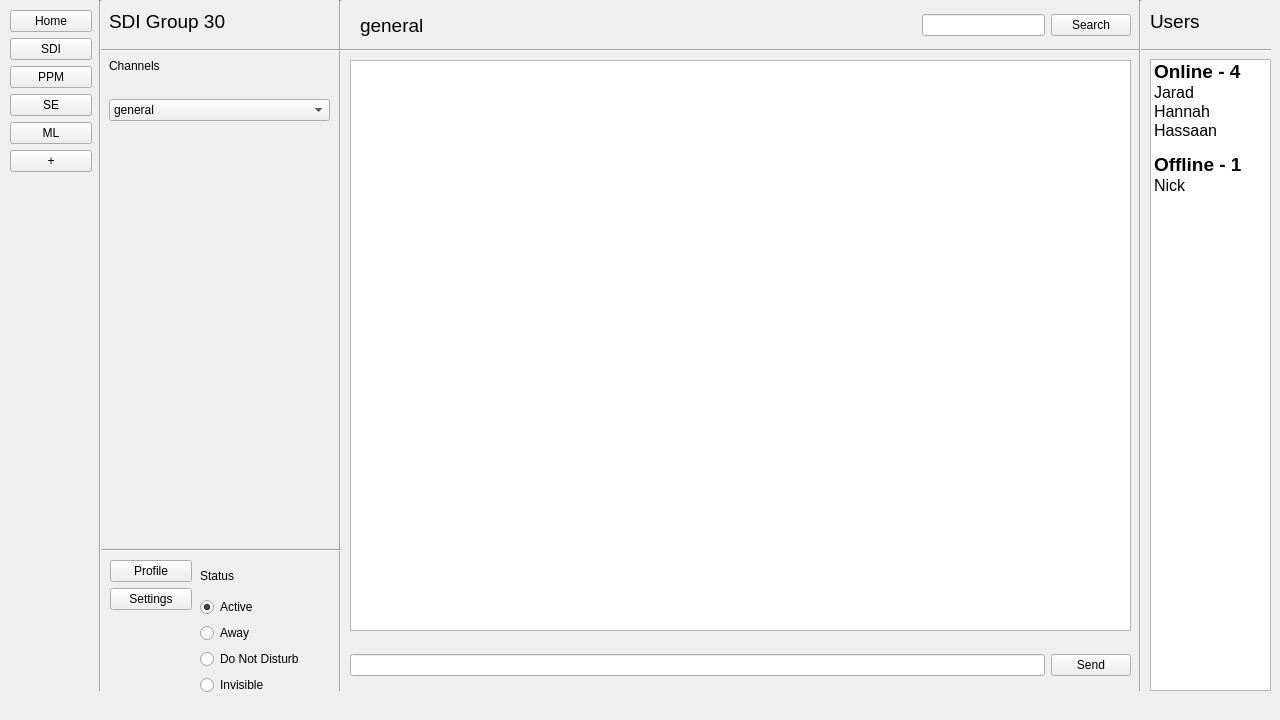
Before: the Qt Designer form Project Implementation/Messaging App Codebase/forms/mainwindow.ui in Hannah-Ashna/Messaging-Application, drawn with Qt 5.
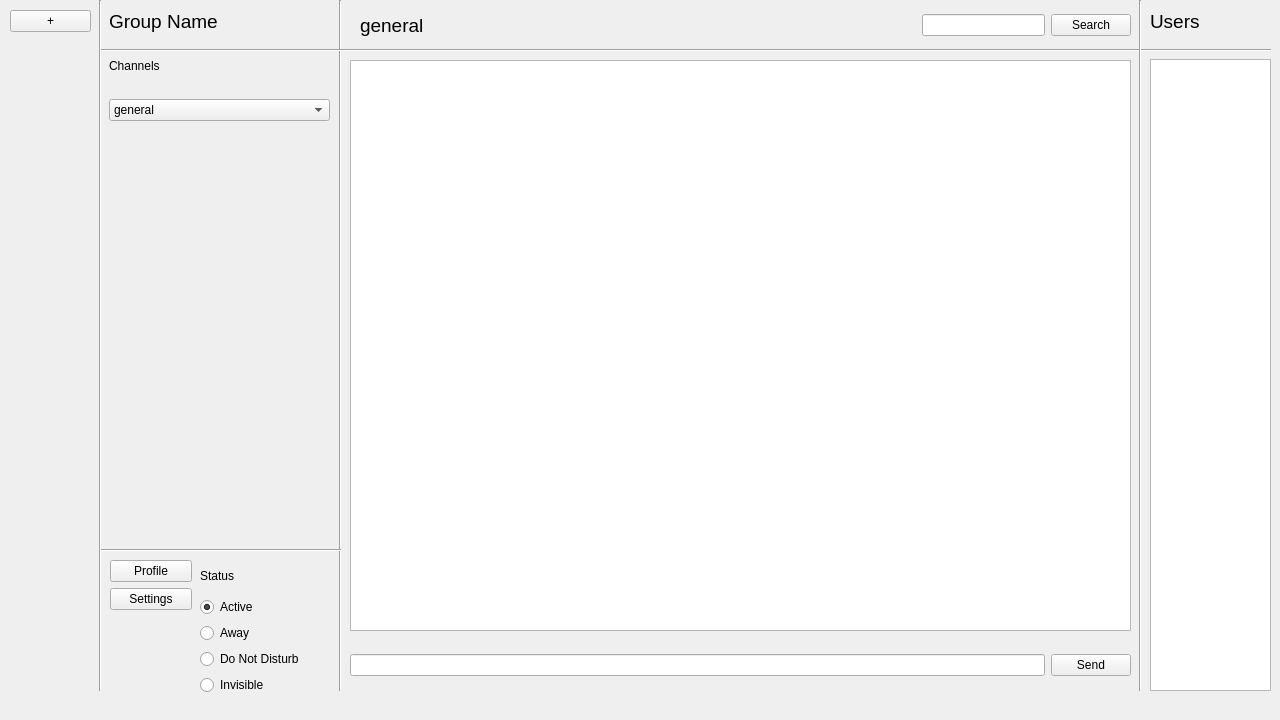
After: the same form once the commit is applied. The open tabs and pages were chosen to show the change.

Commit message: Updated Main Page UI

The edit to the form file:
```diff
--- a/Project Implementation/Messaging App Codebase/forms/mainwindow.ui
+++ b/Project Implementation/Messaging App Codebase/forms/mainwindow.ui
@@ -291,7 +291,7 @@
           </font>
          </property>
          <property name="text">
-          <string>SDI Group 30</string>
+          <string>Group Name</string>
          </property>
         </widget>
        </item>
@@ -614,75 +614,6 @@
            <pointsize>8</pointsize>
           </font>
          </property>
-         <item>
-          <property name="text">
-           <string>Online - 4</string>
-          </property>
-          <property name="font">
-           <font>
-            <pointsize>14</pointsize>
-            <weight>75</weight>
-            <bold>true</bold>
-           </font>
-          </property>
-         </item>
-         <item>
-          <property name="text">
-           <string>Jarad</string>
-          </property>
-          <property name="font">
-           <font>
-            <pointsize>12</pointsize>
-           </font>
-          </property>
-         </item>
-         <item>
-          <property name="text">
-           <string>Hannah</string>
-          </property>
-          <property name="font">
-           <font>
-            <pointsize>12</pointsize>
-           </font>
-          </property>
-         </item>
-         <item>
-          <property name="text">
-           <string>Hassaan</string>
-          </property>
-          <property name="font">
-           <font>
-            <pointsize>12</pointsize>
-           </font>
-          </property>
-         </item>
-         <item>
-          <property name="text">
-           <string/>
-          </property>
-         </item>
-         <item>
-          <property name="text">
-           <string>Offline - 1</string>
-          </property>
-          <property name="font">
-           <font>
-            <pointsize>14</pointsize>
-            <weight>75</weight>
-            <bold>true</bold>
-           </font>
-          </property>
-         </item>
-         <item>
-          <property name="text">
-           <string>Nick</string>
-          </property>
-          <property name="font">
-           <font>
-            <pointsize>12</pointsize>
-           </font>
-          </property>
-         </item>
         </widget>
        </item>
       </layout>
@@ -705,46 +636,11 @@
        <rect>
         <x>10</x>
         <y>10</y>
-        <width>82</width>
+        <width>81</width>
         <height>681</height>
        </rect>
       </property>
       <layout class="QVBoxLayout" name="verticalLayout">
-       <item>
-        <widget class="QPushButton" name="homeButton">
-         <property name="text">
-          <string>Home</string>
-         </property>
-        </widget>
-       </item>
-       <item>
-        <widget class="QPushButton" name="groupButton1">
-         <property name="text">
-          <string>SDI</string>
-         </property>
-        </widget>
-       </item>
-       <item>
-        <widget class="QPushButton" name="groupButton2">
-         <property name="text">
-          <string>PPM</string>
-         </property>
-        </widget>
-       </item>
-       <item>
-        <widget class="QPushButton" name="groupButton3">
-         <property name="text">
-          <string>SE</string>
-         </property>
-        </widget>
-       </item>
-       <item>
-        <widget class="QPushButton" name="groupButton4">
-         <property name="text">
-          <string>ML</string>
-         </property>
-        </widget>
-       </item>
        <item>
         <widget class="QPushButton" name="addNewGroupButton">
          <property name="text">
```
Left out of the diff: 15 changed lines with no effect on the pictures. The commit also changes 1 other file.
